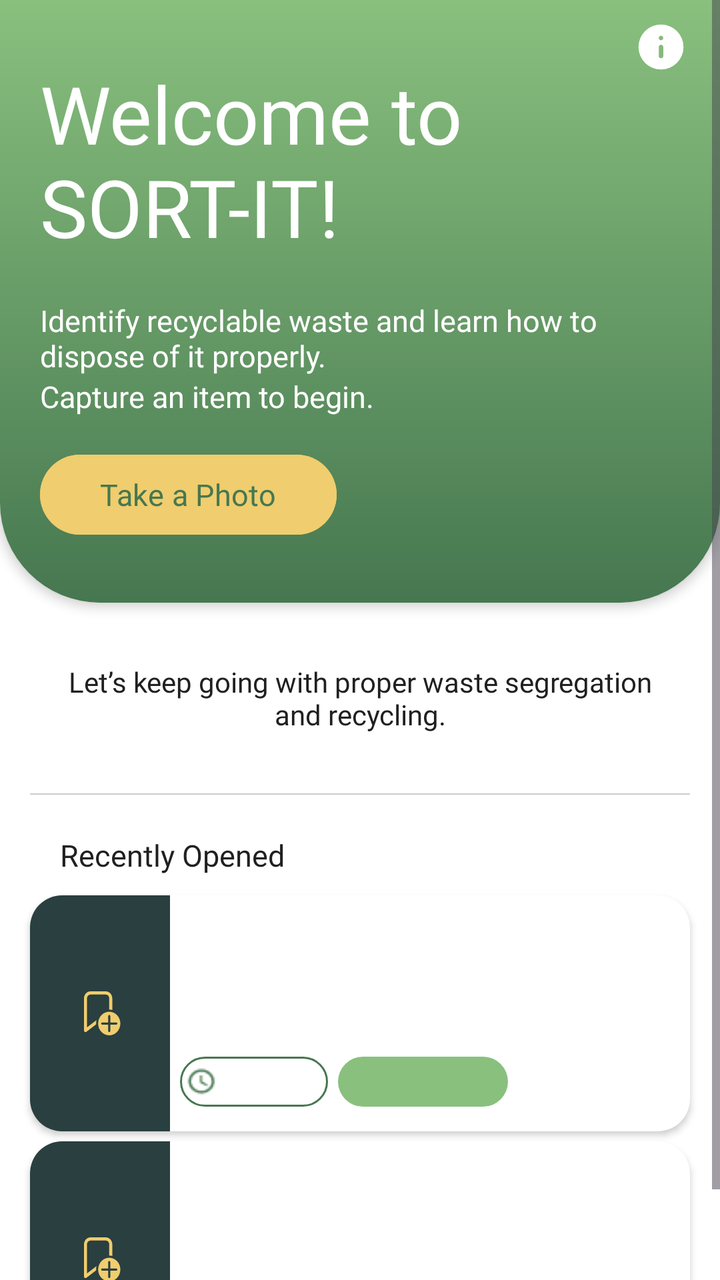
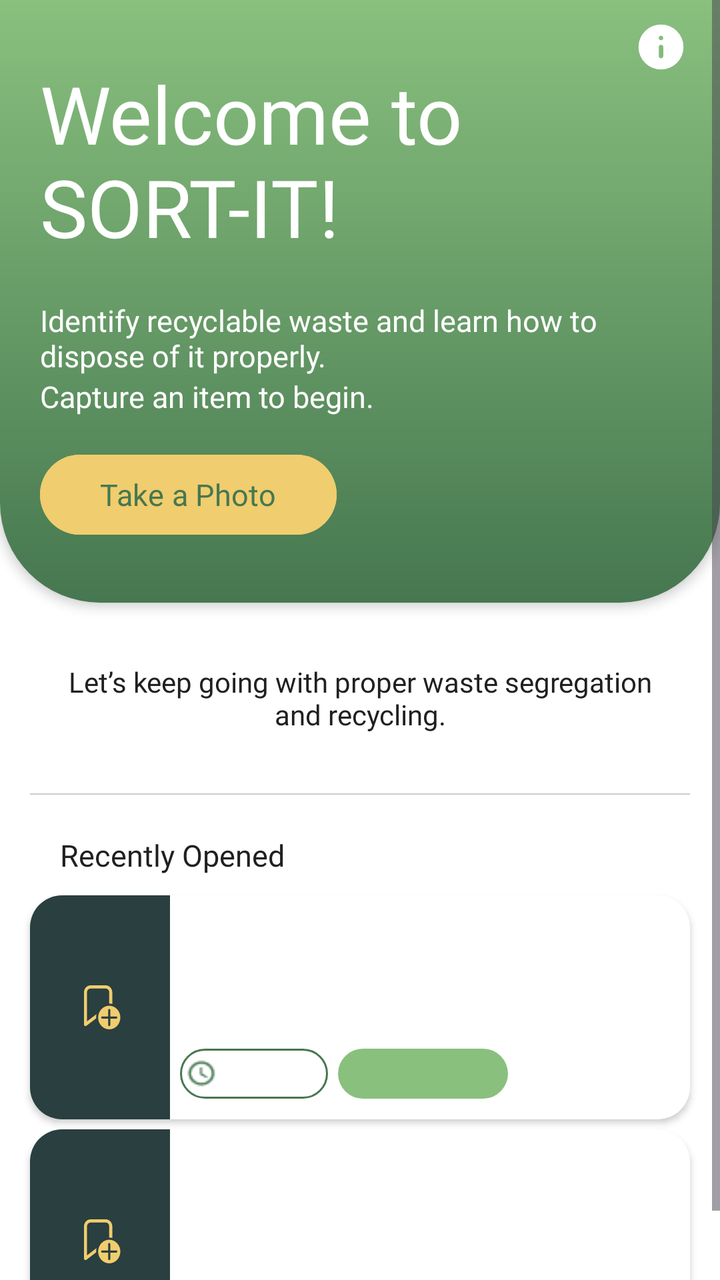

Screens rendered from an Android XML layout before and after an edit, with the pre-edit source and the edit as a unified diff.
<!-- AndroidManifest.xml: application theme Theme.SortItJSON -->
<!-- res/layout/fragment_new_home.xml -->
<ScrollView xmlns:android="http://schemas.android.com/apk/res/android"
    xmlns:app="http://schemas.android.com/apk/res-auto"
    android:layout_width="match_parent"
    android:layout_height="match_parent"
    android:fillViewport="true"
    android:background="#FFFFFF">

    <LinearLayout
        android:layout_width="match_parent"
        android:layout_height="wrap_content"
        android:orientation="vertical"
        android:background="#FFFFFF">

        
        <FrameLayout
            android:id="@+id/Header"
            android:layout_width="match_parent"
            android:layout_height="wrap_content"
            android:background="@drawable/home_header_bg"
            android:paddingBottom="30dp"
            android:translationZ="3dp">

            
            <LinearLayout
                android:layout_width="match_parent"
                android:layout_height="wrap_content"
                android:orientation="vertical">

                <TextView
                    android:id="@+id/titleText"
                    android:layout_width="match_parent"
                    android:layout_height="wrap_content"
                    android:layout_margin="20dp"
                    android:fontFamily="@font/montserrat_extrabold"
                    android:paddingTop="10dp"
                    android:text="Welcome to SORT-IT!"
                    android:textColor="#FFFFFF"
                    android:textSize="40sp" />

                <TextView
                    android:id="@+id/Desc1Text"
                    android:layout_width="wrap_content"
                    android:layout_height="wrap_content"
                    android:layout_marginStart="20dp"
                    android:layout_marginEnd="30dp"
                    android:fontFamily="@font/montserrat_semibold"
                    android:text="@string/Home_Desc1"
                    android:textColor="#FFFFFF"
                    android:textSize="15sp" />

                <TextView
                    android:id="@+id/Desc2Text"
                    android:layout_width="wrap_content"
                    android:layout_height="wrap_content"
                    android:layout_marginStart="20dp"
                    android:fontFamily="@font/montserrat_regular"
                    android:text="@string/Home_Desc2"
                    android:textColor="#FFFFFF"
                    android:textSize="15sp" />

                <Button
                    android:id="@+id/CaptureButon"
                    android:layout_width="wrap_content"
                    android:layout_height="wrap_content"
                    android:layout_marginStart="20dp"
                    android:layout_marginTop="15dp"
                    android:backgroundTint="#F0CD6E"
                    android:fontFamily="@font/montserrat_bold"
                    android:paddingLeft="30dp"
                    android:paddingRight="30dp"
                    android:text="Take a Photo"
                    android:textAllCaps="false"
                    android:textColor="#467750"
                    android:textSize="15sp" />

            </LinearLayout>

            
            <ImageButton
                android:id="@+id/btnAbout"
                android:layout_width="27dp"
                android:layout_height="27dp"
                android:layout_gravity="top|end"
                android:layout_marginTop="10dp"
                android:layout_marginRight="16dp"
                android:background="@drawable/circle_bg"
                android:clipToOutline="true"
                android:contentDescription="Info"
                android:padding="0dp"
                android:scaleType="centerCrop"
                android:src="@drawable/aboutmenu" />

        </FrameLayout>

        
        <TextView
            android:layout_width="match_parent"
            android:layout_height="wrap_content"
            android:layout_margin="30dp"
            android:gravity="center"
            android:text="Let’s keep going with proper waste segregation and recycling."
            android:textColor="#202020"
            android:textSize="14sp"
            android:fontFamily="@font/montserrat_regular" />

        
        <View
            android:layout_width="match_parent"
            android:layout_height="0.5dp"
            android:layout_marginStart="15dp"
            android:layout_marginEnd="15dp"
            android:background="#CCCCCC" />

        
        <TextView
            android:id="@+id/recentSectionTitle"
            android:layout_width="match_parent"
            android:layout_height="wrap_content"
            android:layout_marginStart="30dp"
            android:layout_marginEnd="30dp"
            android:layout_marginTop="20dp"
            android:layout_marginBottom="5dp"
            android:text="Recently Opened"
            android:textColor="#202020"
            android:textSize="15sp"
            android:fontFamily="@font/montserrat_semibold" />

        <TextView
            android:id="@+id/emptyRecentText"
            android:layout_width="match_parent"
            android:layout_height="wrap_content"
            android:layout_marginStart="30dp"
            android:layout_marginEnd="30dp"
            android:layout_marginTop="10dp"
            android:text="No recently opened guides yet."
            android:textColor="#888888"
            android:textSize="14sp"
            android:fontFamily="@font/montserrat_regular"
            android:visibility="gone"/>

        
        <com.google.android.material.card.MaterialCardView
            android:id="@+id/recentCard1"
            xmlns:android="http://schemas.android.com/apk/res/android"
            xmlns:app="http://schemas.android.com/apk/res-auto"
            android:layout_width="match_parent"
            android:layout_height="wrap_content"
            android:layout_marginTop="5dp"
            android:layout_marginLeft="15dp"
            android:layout_marginRight="15dp"
            app:cardCornerRadius="16dp"
            app:cardElevation="2dp"
            app:strokeWidth="0dp"
            android:backgroundTint="@android:color/white">

            <LinearLayout
                android:layout_width="match_parent"
                android:layout_height="match_parent"
                android:orientation="horizontal">

                
                <LinearLayout
                    android:layout_width="70dp"
                    android:layout_height="match_parent"
                    android:background="#2A3F3F"
                    android:gravity="center_vertical">

                    <ImageButton
                        android:id="@+id/bookmark1"
                        android:layout_width="wrap_content"
                        android:layout_height="wrap_content"
                        android:layout_marginLeft="27dp"
                        android:paddingRight="22dp"
                        android:paddingTop="48dp"
                        android:paddingBottom="48dp"
                        android:src="@drawable/notbookmark"
                        android:background="@android:color/transparent"
                        android:contentDescription="Bookmark" />

                </LinearLayout>

                
                <LinearLayout
                    android:layout_width="0dp"
                    android:layout_height="match_parent"
                    android:layout_weight="2.5"
                    android:orientation="vertical">

                    <TextView
                        android:id="@+id/title1"
                        android:layout_width="match_parent"
                        android:layout_height="0dp"
                        android:layout_weight="2"
                        android:fontFamily="@font/montserrat_bold"
                        android:gravity="center_vertical"
                        android:padding="12dp"
                        android:textColor="#467750"
                        android:textSize="14sp" />

                    <LinearLayout
                        android:layout_width="match_parent"
                        android:layout_height="0dp"
                        android:layout_weight="1"
                        android:orientation="horizontal">

                        <LinearLayout
                            android:layout_width="wrap_content"
                            android:layout_height="wrap_content"
                            android:orientation="horizontal"
                            android:gravity="center_vertical"
                            android:background="@drawable/time_bg"
                            android:layout_marginLeft="5dp"
                            android:layout_marginBottom="5dp"
                            android:layout_marginTop="2dp"
                            android:padding="3dp">

                            <ImageView
                                android:layout_width="16dp"
                                android:layout_height="16dp"
                                android:src="@drawable/clock"
                                android:contentDescription="Clock Icon"
                                android:layout_marginEnd="5dp" />

                            <TextView
                                android:id="@+id/time1"
                                android:layout_width="wrap_content"
                                android:layout_height="wrap_content"
                                android:textColor="#000000"
                                android:textSize="12sp"
                                android:fontFamily="@font/montserrat_semibold" />

                        </LinearLayout>

                        <LinearLayout
                            android:layout_width="85dp"
                            android:layout_height="wrap_content"
                            android:background="@drawable/difficulty_easy_bg"
                            android:layout_marginLeft="5dp"
                            android:layout_marginBottom="5dp"
                            android:layout_marginTop="2dp"
                            android:gravity="center_vertical">

                            <TextView
                                android:id="@+id/difficulty1"
                                android:layout_width="wrap_content"
                                android:layout_height="match_parent"
                                android:layout_weight="1"
                                android:padding="2dp"
                                android:gravity="center_horizontal"
                                android:textColor="#FFFFFF"
                                android:textSize="12sp"
                                android:fontFamily="@font/montserrat_semibold" />
                        </LinearLayout>

                    </LinearLayout>

                </LinearLayout>

                
                <ImageView
                    android:id="@+id/image1"
                    android:layout_width="69dp"
                    android:layout_height="match_parent"
                    android:layout_weight="0.2"
                    android:scaleType="centerCrop" />

            </LinearLayout>

        </com.google.android.material.card.MaterialCardView>

        
        <com.google.android.material.card.MaterialCardView
            android:id="@+id/recentCard2"
            xmlns:android="http://schemas.android.com/apk/res/android"
            xmlns:app="http://schemas.android.com/apk/res-auto"
            android:layout_width="match_parent"
            android:layout_height="wrap_content"
            android:layout_marginTop="5dp"
            android:layout_marginLeft="15dp"
            android:layout_marginRight="15dp"
            app:cardCornerRadius="16dp"
            app:cardElevation="2dp"
            app:strokeWidth="0dp"
            android:backgroundTint="@android:color/white">

            <LinearLayout
                android:layout_width="match_parent"
                android:layout_height="match_parent"
                android:orientation="horizontal">

                
                <LinearLayout
                    android:layout_width="70dp"
                    android:layout_height="match_parent"
                    android:background="#2A3F3F"
                    android:gravity="center_vertical">

                    <ImageButton
                        android:id="@+id/bookmark2"
                        android:layout_width="wrap_content"
                        android:layout_height="wrap_content"
                        android:layout_marginLeft="27dp"
                        android:paddingRight="22dp"
                        android:paddingTop="48dp"
                        android:paddingBottom="48dp"
                        android:src="@drawable/notbookmark"
                        android:background="@android:color/transparent"
                        android:contentDescription="Bookmark" />

                </LinearLayout>

                
                <LinearLayout
                    android:layout_width="0dp"
                    android:layout_height="match_parent"
                    android:layout_weight="2.5"
                    android:orientation="vertical">

                    <TextView
                        android:id="@+id/title2"
                        android:layout_width="match_parent"
                        android:layout_height="0dp"
                        android:layout_weight="2"
                        android:fontFamily="@font/montserrat_bold"
                        android:gravity="center_vertical"
                        android:padding="12dp"
                        android:textColor="#467750"
                        android:textSize="14sp" />

                    <LinearLayout
                        android:layout_width="match_parent"
                        android:layout_height="0dp"
                        android:layout_weight="1"
                        android:orientation="horizontal">

                        <LinearLayout
                            android:layout_width="wrap_content"
                            android:layout_height="wrap_content"
                            android:orientation="horizontal"
                            android:gravity="center_vertical"
                            android:background="@drawable/time_bg"
                            android:layout_marginLeft="5dp"
                            android:layout_marginBottom="5dp"
                            android:layout_marginTop="2dp"
                            android:padding="3dp">

                            <ImageView
                                android:layout_width="16dp"
                                android:layout_height="16dp"
                                android:src="@drawable/clock"
                                android:contentDescription="Clock Icon"
                                android:layout_marginEnd="4dp" />

                            <TextView
                                android:id="@+id/time2"
                                android:layout_width="wrap_content"
                                android:layout_height="wrap_content"
                                android:textColor="#000000"
                                android:textSize="12sp"
                                android:fontFamily="@font/montserrat_semibold" />

                        </LinearLayout>

                        <LinearLayout
                            android:layout_width="85dp"
                            android:layout_height="wrap_content"
                            android:background="@drawable/difficulty_easy_bg"
                            android:layout_marginLeft="5dp"
                            android:layout_marginBottom="5dp"
                            android:layout_marginTop="2dp"
                            android:gravity="center_vertical">

                            <TextView
                                android:id="@+id/difficulty2"
                                android:layout_width="wrap_content"
                                android:layout_height="match_parent"
                                android:layout_weight="1"
                                android:padding="2dp"
                                android:gravity="center_horizontal"
                                android:textColor="#FFFFFF"
                                android:textSize="12sp"
                                android:fontFamily="@font/montserrat_semibold" />
                        </LinearLayout>

                    </LinearLayout>

                </LinearLayout>

                
                <ImageView
                    android:id="@+id/image2"
                    android:layout_width="69dp"
                    android:layout_height="match_parent"
                    android:layout_weight="0.2"
                    android:scaleType="centerCrop" />

            </LinearLayout>

        </com.google.android.material.card.MaterialCardView>

    </LinearLayout>

</ScrollView>
<!-- resources referenced by this layout -->
<resources>
  <!-- drawable aboutmenu (drawable) -->
  <vector xmlns:android="http://schemas.android.com/apk/res/android"
      android:width="20dp"
      android:height="20dp"
      android:viewportWidth="960"
      android:viewportHeight="960">
    <path
        android:pathData="M508.5,668.5Q520,657 520,640v-160q0,-17 -11.5,-28.5T480,440q-17,0 -28.5,11.5T440,480v160q0,17 11.5,28.5T480,680q17,0 28.5,-11.5ZM508.5,348.5Q520,337 520,320t-11.5,-28.5Q497,280 480,280t-28.5,11.5Q440,303 440,320t11.5,28.5Q463,360 480,360t28.5,-11.5ZM480,880q-83,0 -156,-31.5T197,763q-54,-54 -85.5,-127T80,480q0,-83 31.5,-156T197,197q54,-54 127,-85.5T480,80q83,0 156,31.5T763,197q54,54 85.5,127T880,480q0,83 -31.5,156T763,763q-54,54 -127,85.5T480,880Z"
        android:fillColor="#FFFFFF"/>
  </vector>
  <!-- drawable circle_bg (drawable) -->
  <shape xmlns:android="http://schemas.android.com/apk/res/android"
      android:shape="oval">
      <solid android:color="@android:color/transparent"/>
  </shape>
  <!-- drawable difficulty_easy_bg (drawable) -->
  <?xml version="1.0" encoding="utf-8"?>
  <layer-list xmlns:android="http://schemas.android.com/apk/res/android">
  
      
      <item>
          <shape android:shape="rectangle">
  
              <solid android:color="#89C07E"/>
  
              
              <size android:height="25dp"/>
              <size android:width="74dp"/>
  
              <corners
                  android:topLeftRadius="50dp"
                  android:topRightRadius="50dp"
                  android:bottomLeftRadius="50dp"
                  android:bottomRightRadius="50dp"/>
  
          </shape>
      </item>
  
  </layer-list>
  <!-- drawable home_header_bg (drawable) -->
  <?xml version="1.0" encoding="utf-8"?>
  <layer-list xmlns:android="http://schemas.android.com/apk/res/android">
  
      
      <item>
          <shape android:shape="rectangle">
  
              
              <gradient
                  android:startColor="#467750"
                  android:endColor="#89C07E"
                  android:angle="90" />
  
              <corners
                  android:topLeftRadius="0dp"
                  android:topRightRadius="0dp"
                  android:bottomLeftRadius="50dp"
                  android:bottomRightRadius="50dp"/>
          </shape>
      </item>
  
  </layer-list>
  <!-- drawable time_bg (drawable) -->
  <?xml version="1.0" encoding="utf-8"?>
  <layer-list xmlns:android="http://schemas.android.com/apk/res/android">
  
      
      <item>
          <shape android:shape="rectangle">
  
              <solid android:color="#FFFFFF"/>
  
              
              <stroke
                  android:width="1dp"
                  android:color="#467750"/>
  
              
              <size android:height="25dp"/>
              <size android:width="74dp"/>
  
              <corners
                  android:topLeftRadius="50dp"
                  android:topRightRadius="50dp"
                  android:bottomLeftRadius="50dp"
                  android:bottomRightRadius="50dp"/>
  
          </shape>
      </item>
  
  </layer-list>
  <string name="Home_Desc1">Identify recyclable waste and learn how to dispose of it properly.</string>
  <string name="Home_Desc2">Capture an item to begin.</string>
  <style name="Theme.SortItJSON" parent="Base.Theme.SortItJSON" />
  <style name="Base.Theme.SortItJSON" parent="Theme.Material3.DayNight.NoActionBar">
          
          <item name="colorPrimary">@color/darkgreen</item>
      </style>
  <color name="darkgreen">#467750</color>
  <!-- unchanged entries left out for length: 2 -->
</resources>

<!-- the commit's change to res/layout/fragment_new_home.xml (unified diff, before → after) -->
@@ -144,7 +144,7 @@
             xmlns:android="http://schemas.android.com/apk/res/android"
             xmlns:app="http://schemas.android.com/apk/res-auto"
             android:layout_width="match_parent"
-            android:layout_height="wrap_content"
+            android:layout_height="112dp"
             android:layout_marginTop="5dp"
             android:layout_marginLeft="15dp"
             android:layout_marginRight="15dp"
@@ -274,7 +274,7 @@
             xmlns:android="http://schemas.android.com/apk/res/android"
             xmlns:app="http://schemas.android.com/apk/res-auto"
             android:layout_width="match_parent"
-            android:layout_height="wrap_content"
+            android:layout_height="112dp"
             android:layout_marginTop="5dp"
             android:layout_marginLeft="15dp"
             android:layout_marginRight="15dp"
